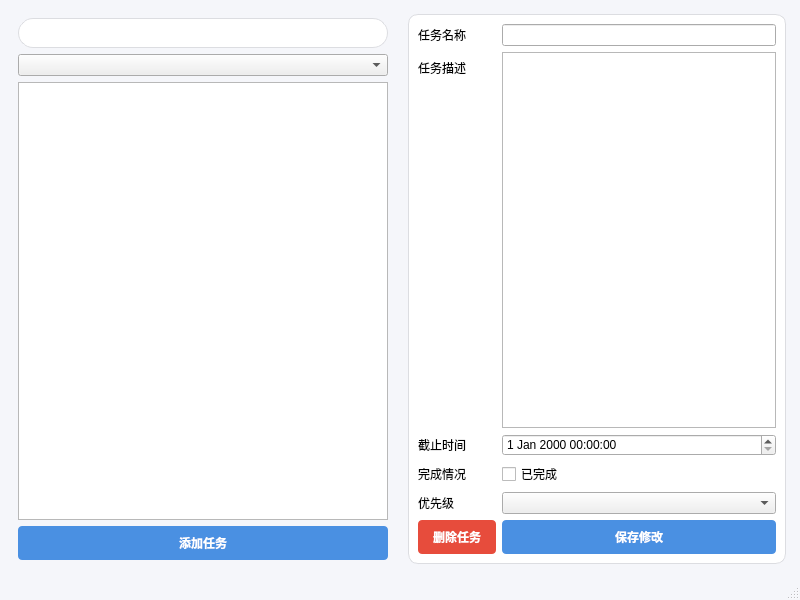
Old version of the form mainwindow.ui in the repository Andrew2iu/TaskManagementSystem.
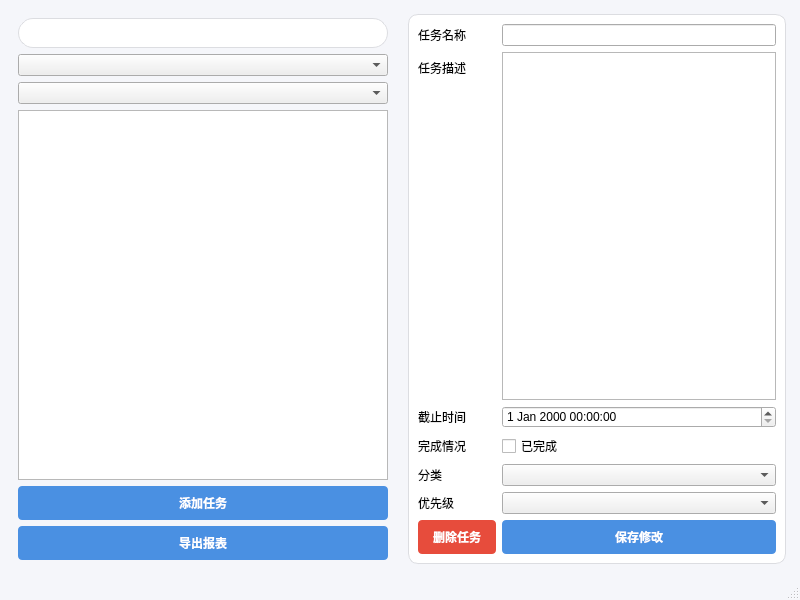
New version of the form.

Diff of the .ui file:
```diff
--- a/mainwindow.ui
+++ b/mainwindow.ui
@@ -63,6 +63,9 @@
        <item>
         <widget class="QComboBox" name="sortComboBox"/>
        </item>
+       <item>
+        <widget class="QComboBox" name="filterCategoryCombo"/>
+       </item>
        <item>
         <widget class="QListWidget" name="listWidget"/>
        </item>
@@ -73,6 +76,13 @@
          </property>
         </widget>
        </item>
+       <item>
+        <widget class="QPushButton" name="exportBtn">
+         <property name="text">
+          <string>导出报表</string>
+         </property>
+        </widget>
+       </item>
       </layout>
      </widget>
     </item>
@@ -153,6 +163,16 @@
          </property>
         </widget>
        </item>
+       <item row="4" column="1">
+        <widget class="QComboBox" name="editCategory"/>
+       </item>
+       <item row="4" column="0">
+        <widget class="QLabel" name="label_6">
+         <property name="text">
+          <string>分类</string>
+         </property>
+        </widget>
+       </item>
       </layout>
      </widget>
     </item>
```
